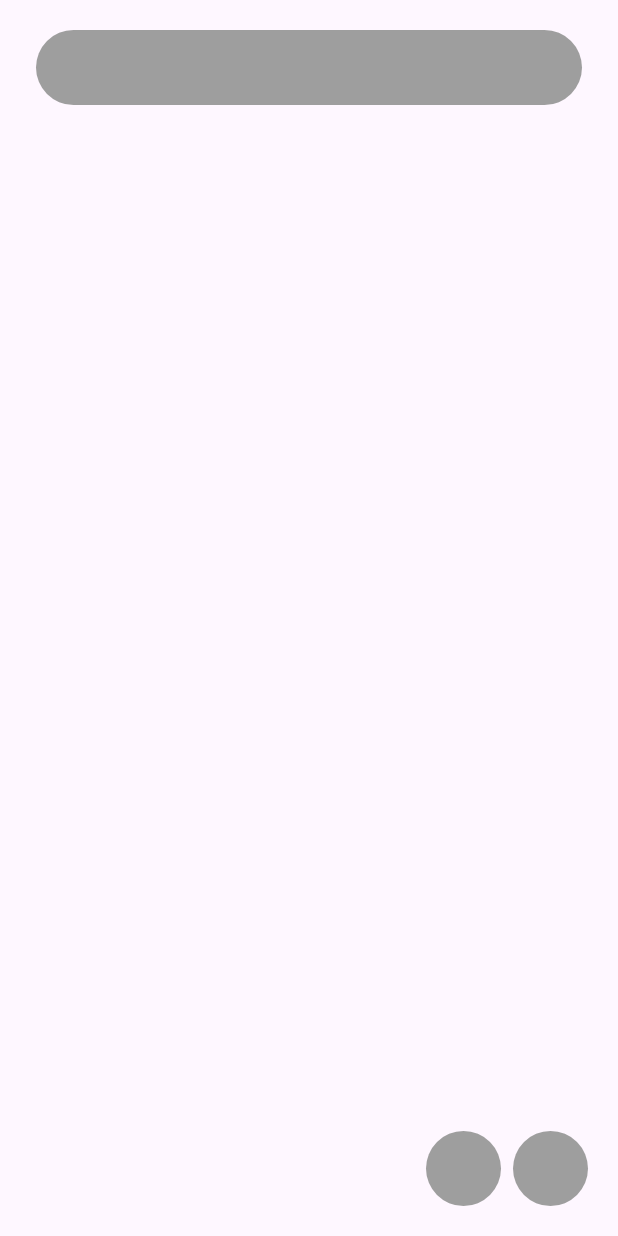
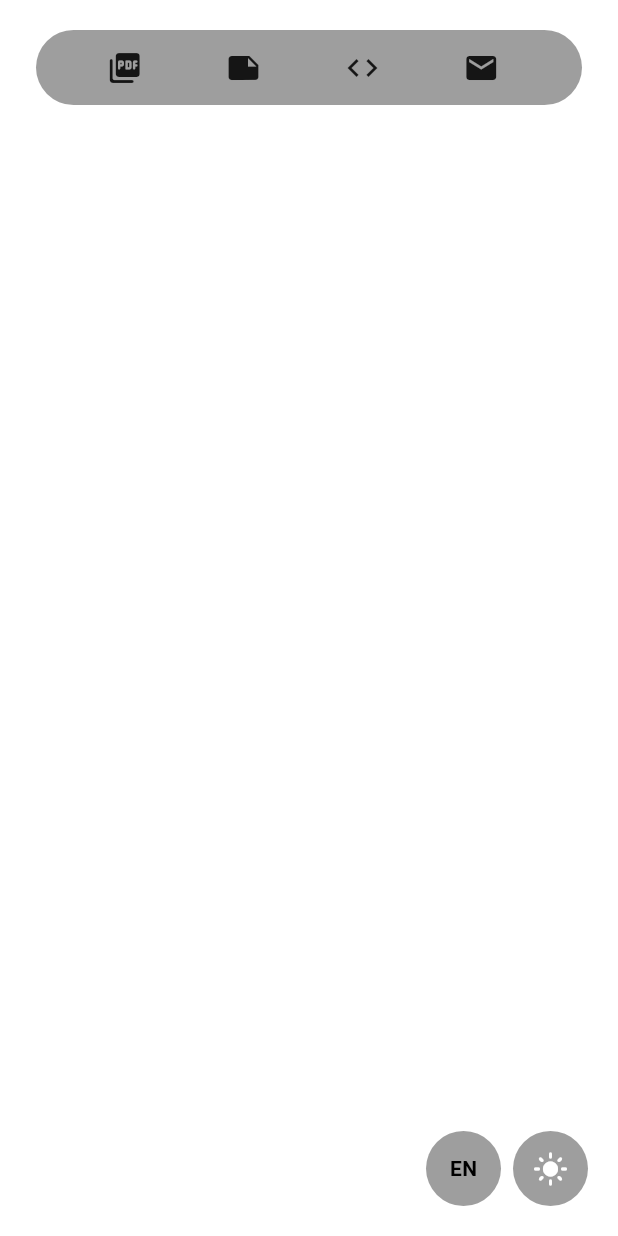
Before and after one commit to mjianpour/my-blog, a Flutter app: the screen it shows after launch, on a phone screen of 412 x 824 dp. Run offline on Flutter 3.47's test engine with Material 3 defaults, Android fonts, the phone set to English and light mode, and no system bars; our stand-ins replace flutter_riverpod.

Commit message:
basic state management added

```diff
--- /dev/null
+++ b/flutter_application_1/lib/buttons/extended_dark_switch.dart
@@ -0,0 +1,30 @@
+import 'package:flutter/material.dart';
+import 'package:flutter_riverpod/flutter_riverpod.dart';
+import 'package:flutter_application_1/providers/theme_provider.dart';
+import 'package:flutter_application_1/src/size_manager.dart';
+
+class DarkModeSwitch extends ConsumerWidget {
+  const DarkModeSwitch({super.key});
+
+  @override
+  Widget build(BuildContext context, WidgetRef ref) {
+    final isDark = ref.watch(isDarkMode);
+
+    return GestureDetector(
+      onTap: () {
+        ref.read(isDarkMode.notifier).state = !isDark;
+      },
+      child: Container(
+        width: SizeManager.topBarHeight,
+        height: SizeManager.topBarHeight,
+        decoration: BoxDecoration(shape: BoxShape.circle, color: Colors.grey),
+        child: Center(
+          child: Icon(
+            isDark ? Icons.nightlight_round : Icons.light_mode,
+            color: Colors.white,
+          ),
+        ),
+      ),
+    );
+  }
+}
--- /dev/null
+++ b/flutter_application_1/lib/buttons/language_switcher.dart
@@ -0,0 +1,45 @@
+import 'package:flutter/material.dart';
+import 'package:flutter_application_1/providers/language_provider.dart';
+import 'package:flutter_application_1/src/size_manager.dart';
+import 'package:flutter_riverpod/flutter_riverpod.dart';
+
+class LanguageSwitcher extends ConsumerWidget {
+  const LanguageSwitcher({super.key, required this.languageSwitcherWidth});
+
+  final double languageSwitcherWidth;
+
+  @override
+  Widget build(BuildContext context, WidgetRef ref) {
+    final isEnglishMode = ref.watch(isEnglish);
+
+    // Compact when the caller passes a single topBarHeight-sized pill.
+    final isCompact = languageSwitcherWidth <= SizeManager.topBarHeight * 1.1;
+
+    return GestureDetector(
+      onTap: () {
+        ref.read(isEnglish.notifier).state = !isEnglishMode;
+      },
+      child: Container(
+        width: languageSwitcherWidth,
+        height: SizeManager.topBarHeight,
+        decoration: BoxDecoration(
+          color: Colors.grey,
+          borderRadius: BorderRadius.all(
+            Radius.circular(SizeManager.topBarHeight / 2),
+          ),
+        ),
+        child: Center(
+          child: Text(
+            isCompact
+                ? (isEnglishMode ? 'EN' : 'فا')
+                : (isEnglishMode ? 'English' : 'فارسی'),
+            style: const TextStyle(
+              color: Colors.black,
+              fontWeight: FontWeight.bold,
+            ),
+          ),
+        ),
+      ),
+    );
+  }
+}
--- /dev/null
+++ b/flutter_application_1/lib/custom_made_widgets/top_bar.dart
@@ -0,0 +1,128 @@
+import 'package:flutter/material.dart';
+import 'package:flutter_application_1/buttons/language_switcher.dart';
+import 'package:flutter_application_1/src/size_manager.dart';
+
+class TopBar extends StatelessWidget {
+  const TopBar({super.key});
+
+  @override
+  Widget build(BuildContext context) {
+    return LayoutBuilder(
+      builder: (context, constraints) {
+        final isCompact = constraints.maxWidth < 600;
+        final circleW = isCompact ? 0.0 : SizeManager.topBarHeight * 2;
+
+        final available =
+            (constraints.maxWidth - 2 * circleW - 2 * SizeManager.small).clamp(
+              0.0,
+              double.infinity,
+            );
+
+        final minWidth =
+            (150.0 - SizeManager.topBarHeight - 2 * SizeManager.small).clamp(
+              0.0,
+              available * 0.8,
+            );
+        final safeMin = minWidth.clamp(0.0, 600.0);
+        final width = available.clamp(safeMin, 600.0).toDouble();
+
+        return TopBarContainer(
+          width: width,
+          languageSwitcherWidth: circleW,
+          isCompact: isCompact,
+        );
+      },
+    );
+  }
+}
+
+class TopBarContainer extends StatelessWidget {
+  const TopBarContainer({
+    super.key,
+    required this.width,
+    required this.languageSwitcherWidth,
+    required this.isCompact,
+  });
+
+  final double width;
+  final double languageSwitcherWidth;
+  final bool isCompact;
+
+  @override
+  Widget build(BuildContext context) {
+    return Row(
+      mainAxisAlignment: MainAxisAlignment.center,
+      children: [
+        Container(
+          width: languageSwitcherWidth,
+          height: SizeManager.topBarHeight,
+          decoration: BoxDecoration(
+            shape: BoxShape.rectangle,
+            color: Colors.transparent,
+            borderRadius: BorderRadius.all(
+              Radius.circular(SizeManager.topBarHeight / 2),
+            ),
+          ),
+        ),
+        SizedBox(width: SizeManager.small),
+        SizedBox(
+          width: width,
+          height: SizeManager.topBarHeight,
+          child: DecoratedBox(
+            decoration: const BoxDecoration(
+              color: Colors.grey,
+              borderRadius: BorderRadius.all(Radius.circular(63)),
+            ),
+            child: Row(
+              mainAxisAlignment: MainAxisAlignment.spaceEvenly,
+              children: [
+                // Item 1: Resume (PDF)
+                Row(
+                  mainAxisSize: MainAxisSize.min,
+                  children: [
+                    const Icon(Icons.picture_as_pdf_rounded),
+                    SizedBox(width: SizeManager.small),
+                    if (!isCompact) const Text("Resume"),
+                  ],
+                ),
+
+                // Item 2: Notes
+                Row(
+                  mainAxisSize: MainAxisSize.min,
+                  children: [
+                    const Icon(Icons.note),
+                    SizedBox(width: SizeManager.small),
+                    if (!isCompact) const Text("Notes"),
+                  ],
+                ),
+
+                // Item 3: Projects
+                Row(
+                  mainAxisSize: MainAxisSize.min,
+                  children: [
+                    const Icon(Icons.code),
+                    SizedBox(width: SizeManager.small),
+                    if (!isCompact) const Text("Projects"),
+                  ],
+                ),
+
+                // Item 4: Contact (was duplicated "My Resume" — changed)
+                Row(
+                  mainAxisSize: MainAxisSize.min,
+                  children: [
+                    const Icon(Icons.email),
+                    SizedBox(width: SizeManager.small),
+                    if (!isCompact) const Text("Contact"),
+                  ],
+                ),
+              ],
+            ),
+          ),
+        ),
+        SizedBox(width: SizeManager.small),
+        if (languageSwitcherWidth > 0)
+          LanguageSwitcher(languageSwitcherWidth: languageSwitcherWidth),
+      ],
+    );
+  }
+}
--- a/flutter_application_1/lib/main.dart
+++ b/flutter_application_1/lib/main.dart
@@ -1,22 +1,27 @@
 import 'package:flutter/material.dart';
-import 'package:flutter_application_1/src/buttons/extended_dark_switch.dart';
-import 'package:flutter_application_1/src/buttons/language_switcher.dart';
-import 'package:flutter_application_1/src/custom_made_widgets/top_bar.dart';
+import 'package:flutter_application_1/buttons/extended_dark_switch.dart';
+import 'package:flutter_application_1/buttons/language_switcher.dart';
+import 'package:flutter_application_1/custom_made_widgets/top_bar.dart';
 import 'package:flutter_application_1/src/size_manager.dart';
 import 'package:flutter_riverpod/flutter_riverpod.dart';
+import 'package:flutter_application_1/providers/theme_provider.dart';
 
 void main() {
   runApp(const ProviderScope(child: MainApp()));
 }
 
-class MainApp extends StatelessWidget {
+class MainApp extends ConsumerWidget {
   const MainApp({super.key});
 
   @override
-  Widget build(BuildContext context) {
+  Widget build(BuildContext context, WidgetRef ref) {
+    final isDark = ref.watch(isDarkMode);
     return LayoutBuilder(
       builder: (context, constraints) {
         return MaterialApp(
+          theme: isDark
+              ? ThemeData(scaffoldBackgroundColor: Colors.black)
+              : ThemeData(scaffoldBackgroundColor: Colors.white),
           home: Scaffold(
             body: Padding(
               padding: const EdgeInsets.only(
--- /dev/null
+++ b/flutter_application_1/lib/providers/language_provider.dart
@@ -0,0 +1,3 @@
+import 'package:flutter_riverpod/legacy.dart';
+
+final isEnglish = StateProvider<bool>((ref) => true);
--- /dev/null
+++ b/flutter_application_1/lib/providers/theme_provider.dart
@@ -0,0 +1,3 @@
+import 'package:flutter_riverpod/legacy.dart';
+
+final isDarkMode = StateProvider<bool>((ref) => false);
--- a/flutter_application_1/lib/src/buttons/extended_dark_switch.dart
+++ /dev/null
@@ -1,20 +0,0 @@
-import 'package:flutter/material.dart';
-import 'package:flutter_application_1/src/size_manager.dart';
-
-class DarkModeSwitch extends StatefulWidget {
-  const DarkModeSwitch({super.key});
-
-  @override
-  State<DarkModeSwitch> createState() => _DarkModeSwitchState();
-}
-
-class _DarkModeSwitchState extends State<DarkModeSwitch> {
-  @override
-  Widget build(BuildContext context) {
-    return Container(
-      width: SizeManager.topBarHeight,
-      height: SizeManager.topBarHeight,
-      decoration: BoxDecoration(shape: BoxShape.circle, color: Colors.grey),
-    );
-  }
-}
--- a/flutter_application_1/lib/src/buttons/language_switcher.dart
+++ /dev/null
@@ -1,28 +0,0 @@
-import 'package:flutter/material.dart';
-import 'package:flutter_application_1/src/size_manager.dart';
-
-class LanguageSwitcher extends StatefulWidget {
-  const LanguageSwitcher({super.key, required this.languageSwitcherWidth});
-
-  final double languageSwitcherWidth;
-
-  @override
-  State<LanguageSwitcher> createState() => _LanguageSwitcherState();
-}
-
-class _LanguageSwitcherState extends State<LanguageSwitcher> {
-  @override
-  Widget build(BuildContext context) {
-    return Container(
-      width: widget.languageSwitcherWidth,
-      height: SizeManager.topBarHeight,
-      decoration: BoxDecoration(
-        shape: BoxShape.rectangle,
-        color: Colors.grey,
-        borderRadius: const BorderRadius.all(
-          Radius.circular(SizeManager.topBarHeight / 2),
-        ),
-      ),
-    );
-  }
-}
--- a/flutter_application_1/lib/src/custom_made_widgets/top_bar.dart
+++ /dev/null
@@ -1,101 +0,0 @@
-import 'package:flutter/material.dart';
-import 'package:flutter_application_1/src/buttons/language_switcher.dart';
-import 'package:flutter_application_1/src/size_manager.dart';
-
-class TopBar extends StatefulWidget {
-  const TopBar({super.key});
-
-  @override
-  State<TopBar> createState() => _TopBarState();
-}
-
-class _TopBarState extends State<TopBar> with SingleTickerProviderStateMixin {
-  late AnimationController _controller;
-
-  @override
-  void initState() {
-    super.initState();
-    _controller = AnimationController(vsync: this);
-  }
-
-  @override
-  void dispose() {
-    _controller.dispose();
-    super.dispose();
-  }
-
-  @override
-  Widget build(BuildContext context) {
-    return LayoutBuilder(
-      builder: (context, constraints) {
-        final circleW = constraints.maxWidth < 600
-            ? 0.0
-            : SizeManager.topBarHeight * 2;
-
-        // Space actually available for the middle box (never negative).
-        final available =
-            (constraints.maxWidth - 2 * circleW - 2 * SizeManager.small).clamp(
-              0.0,
-              double.infinity,
-            );
-
-        // Desired minimum width, but never larger than `available`.
-        final minWidth =
-            (150.0 - SizeManager.topBarHeight - 2 * SizeManager.small).clamp(
-              0.0,
-              available * 0.8,
-            );
-
-        final width = available.clamp(minWidth, 600.0);
-        return TopBarContainer(width: width, languageSwitcherWidth: circleW);
-      },
-    );
-  }
-}
-
-class TopBarContainer extends StatelessWidget {
-  const TopBarContainer({
-    super.key,
-    required this.width,
-    required this.languageSwitcherWidth,
-  });
-
-  final double width;
-  final double languageSwitcherWidth;
-
-  @override
-  Widget build(BuildContext context) {
-    return Row(
-      mainAxisAlignment: MainAxisAlignment.center,
-      children: [
-        Container(
-          width: languageSwitcherWidth,
-          height: SizeManager.topBarHeight,
-          decoration: BoxDecoration(
-            shape: BoxShape.rectangle,
-            color: Colors.transparent,
-            borderRadius: const BorderRadius.all(
-              Radius.circular(SizeManager.topBarHeight / 2),
-            ),
-          ),
-        ),
-        const SizedBox(width: SizeManager.small),
-        SizedBox(
-          width: width,
-          height: SizeManager.topBarHeight,
-          child: const DecoratedBox(
-            decoration: BoxDecoration(
-              color: Colors.grey,
-              borderRadius: BorderRadius.all(Radius.circular(63)),
-            ),
-          ),
-        ),
-        const SizedBox(width: SizeManager.small),
-
-        languageSwitcherWidth == 0.0
-            ? const SizedBox(width: 0)
-            : LanguageSwitcher(languageSwitcherWidth: languageSwitcherWidth),
-      ],
-    );
-  }
-}
```
